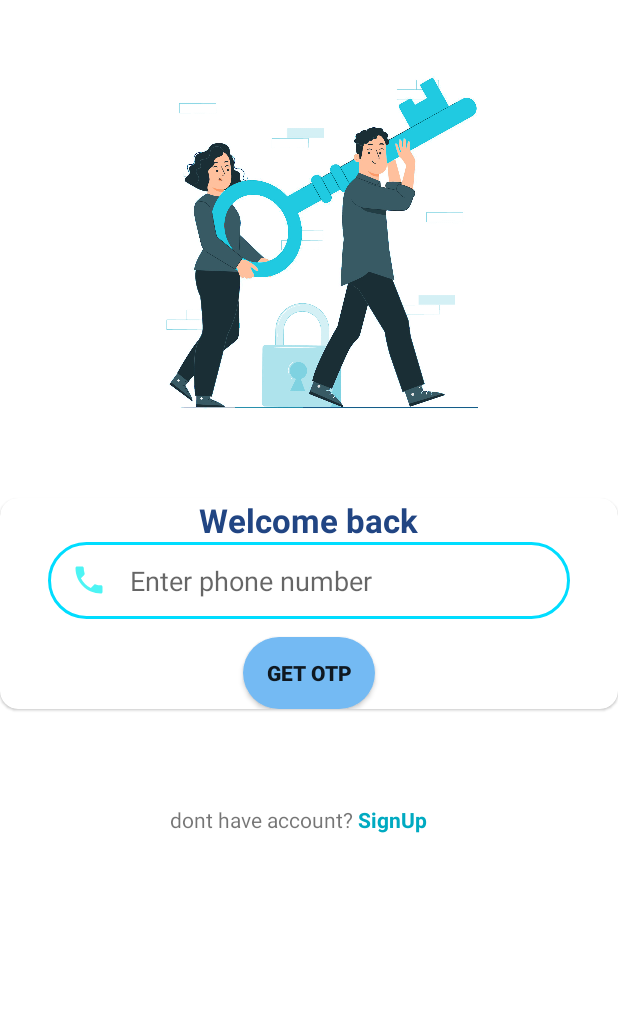
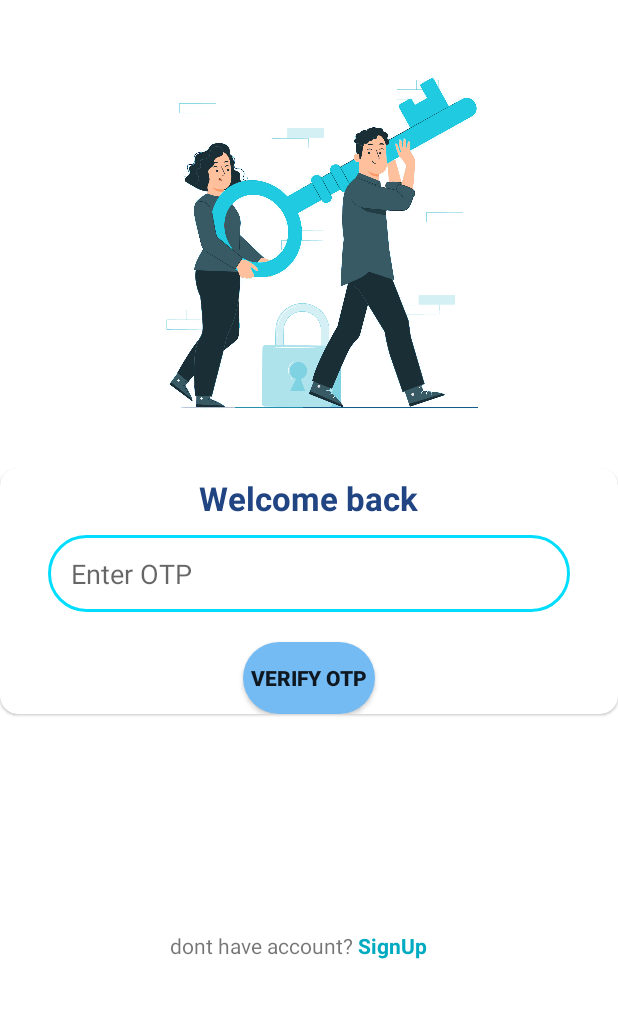
Before and after one commit to krakendev01/HeavensGate, an Android app: the screen it shows after launch (SignIn), on a phone screen of 412 x 824 dp, the part 180-1198 px from its top. Run offline under Robolectric (Android 15) with nearby library versions, the phone set to English and light mode, and no system bars; our stand-ins replace Firebase (no records; nobody signed in at launch, a user with empty details on screens opened directly).

Commit message:
try commit

```diff
--- a/app/src/main/res/layout/activity_signin.xml
+++ b/app/src/main/res/layout/activity_signin.xml
@@ -9,18 +9,19 @@
     <com.google.android.material.card.MaterialCardView
         android:id="@+id/materialCardView"
         android:layout_width="match_parent"
-        android:layout_height="wrap_content"
-        android:visibility="visible"
+        android:layout_height="200dp"
+        android:visibility="invisible"
         app:cardCornerRadius="12dp"
         app:layout_constraintBottom_toBottomOf="parent"
         app:layout_constraintEnd_toStartOf="parent"
         app:layout_constraintStart_toStartOf="parent"
         app:layout_constraintTop_toBottomOf="@id/imageView4"
-        app:layout_constraintVertical_bias="0.07999998">
+
+        app:layout_constraintVertical_bias="0.0">
 
         <LinearLayout
             android:layout_width="match_parent"
-            android:layout_height="wrap_content"
+            android:layout_height="match_parent"
             android:layout_marginTop="0dp"
             android:orientation="vertical">
 
@@ -29,7 +30,7 @@
                 android:layout_width="wrap_content"
                 android:layout_height="wrap_content"
                 android:layout_gravity="center"
-                android:layout_marginTop="0dp"
+                android:layout_marginTop="5dp"
                 android:text="Welcome back"
                 android:textAlignment="center"
                 android:textAllCaps="false"
@@ -42,6 +43,7 @@
                 android:layout_width="348dp"
                 android:layout_height="51dp"
                 android:layout_gravity="center"
+                android:layout_marginTop="10dp"
                 android:background="@drawable/edt_cus"
                 android:drawableStart="@drawable/baseline_local_phone_24"
                 android:drawablePadding="15dp"
@@ -54,9 +56,9 @@
                 android:id="@+id/btnotp"
                 android:layout_width="wrap_content"
                 android:layout_height="wrap_content"
-
                 android:layout_gravity="center"
-                android:layout_marginTop="12dp"
+                android:layout_marginVertical="20dp"
+                android:layout_marginTop="20dp"
                 android:background="@drawable/btn_cus"
                 android:text="Get Otp"
                 android:textStyle="bold" />
@@ -64,35 +66,36 @@
 
         </LinearLayout>
     </com.google.android.material.card.MaterialCardView>
+
     <com.google.android.material.card.MaterialCardView
         android:id="@+id/verify_materialCardView"
         android:layout_width="match_parent"
         android:layout_height="wrap_content"
+        android:visibility="visible"
         app:cardCornerRadius="12dp"
         app:layout_constraintBottom_toBottomOf="parent"
         app:layout_constraintEnd_toStartOf="parent"
         app:layout_constraintStart_toStartOf="parent"
-        android:visibility="invisible"
-        android:layout_marginTop="0dp"
-        app:layout_constraintTop_toBottomOf="@id/imageView4">
+        app:layout_constraintTop_toBottomOf="@id/imageView4"
+        app:layout_constraintVertical_bias="0.0">
 
         <LinearLayout
             android:layout_width="match_parent"
             android:layout_height="wrap_content"
             android:layout_marginTop="0dp"
             android:orientation="vertical">
+
             <TextView
-                android:layout_gravity="center"
                 android:layout_width="wrap_content"
                 android:layout_height="wrap_content"
-                android:layout_marginTop="0dp"
+                android:layout_gravity="center"
+                android:layout_marginTop="5dp"
                 android:text="Welcome back"
                 android:textAlignment="center"
                 android:textAllCaps="false"
                 android:textColor="#214583"
                 android:textSize="22sp"
-                android:textStyle="bold"
-                />
+                android:textStyle="bold" />
 
             <EditText
                 android:id="@+id/et_OTP"
@@ -102,6 +105,7 @@
                 android:background="@drawable/edt_cus"
                 android:drawablePadding="15dp"
                 android:ems="10"
+                android:layout_marginTop="10dp"
                 android:hint="Enter OTP"
                 android:inputType="phone"
                 android:paddingLeft="15dp" />
@@ -112,11 +116,10 @@
                 android:layout_height="wrap_content"
 
                 android:layout_gravity="center"
-                android:layout_marginTop="12dp"
+                android:layout_marginTop="20dp"
                 android:background="@drawable/btn_cus"
                 android:text="Verify Otp"
                 android:textStyle="bold" />
-
 
 
         </LinearLayout>
@@ -141,9 +144,6 @@
         app:srcCompat="@drawable/logo" />
 
 
-
-
-
     <TextView
         android:id="@+id/textView"
         android:layout_width="wrap_content"
@@ -154,7 +154,7 @@
         app:layout_constraintEnd_toStartOf="@+id/signup"
         app:layout_constraintStart_toStartOf="parent"
         app:layout_constraintTop_toBottomOf="@+id/materialCardView"
-        app:layout_constraintVertical_bias="0.303" />
+        app:layout_constraintVertical_bias="0.63" />
 
     <TextView
         android:id="@+id/signup"
@@ -168,7 +168,7 @@
         app:layout_constraintEnd_toEndOf="parent"
         app:layout_constraintStart_toEndOf="@+id/textView"
         app:layout_constraintTop_toBottomOf="@+id/materialCardView"
-        app:layout_constraintVertical_bias="0.303" />
+        app:layout_constraintVertical_bias="0.63" />
 
     <ImageView
         android:id="@+id/imageView4"
```
Also changed, not shown: app/src/main/java/com/donation/heavensgate/models/FundUsers.kt (deleted, +0 -18 lines), app/src/main/java/com/donation/heavensgate/models/User.kt (deleted, +0 -7 lines).
